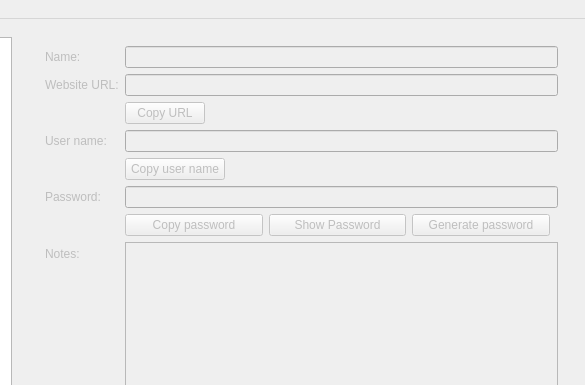
Qt form MainWindow.ui (veaceslav/qpass-qt5) before a commit; both pictures show x 200 to 785 and y 0 to 385 of the 785 by 581 pixel window.
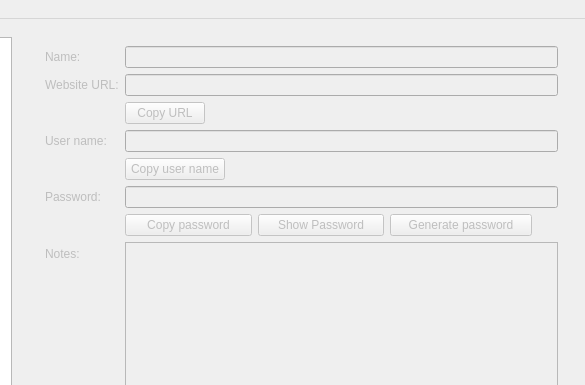
The same form after that commit.

Commit message: Preparing to release 1.0.1 version

Diff of the .ui file:
```diff
--- a/MainWindow.ui
+++ b/MainWindow.ui
@@ -185,7 +185,7 @@
            <widget class="QWidget" name="widget_2" native="true">
             <property name="minimumSize">
              <size>
-              <width>425</width>
+              <width>0</width>
               <height>0</height>
              </size>
             </property>
@@ -221,6 +221,12 @@
              </item>
              <item>
               <widget class="QPushButton" name="generatePasswordButton">
+               <property name="minimumSize">
+                <size>
+                 <width>142</width>
+                 <height>0</height>
+                </size>
+               </property>
                <property name="text">
                 <string>Generate password</string>
                </property>
```
The commit also changes 2 other files.
